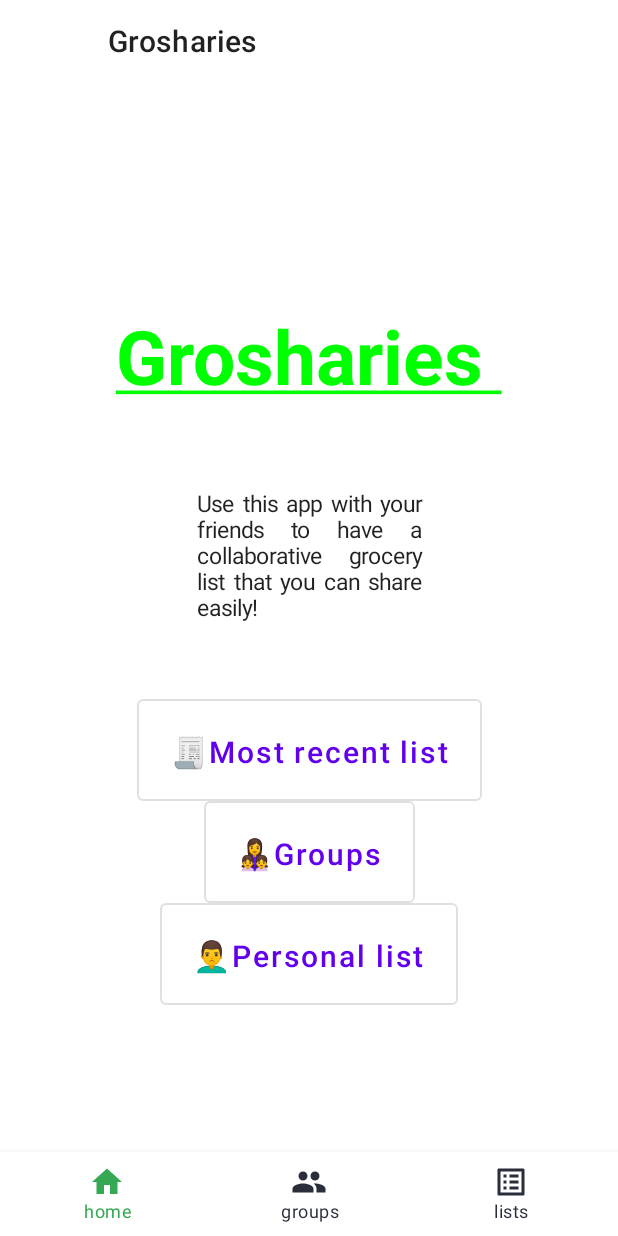
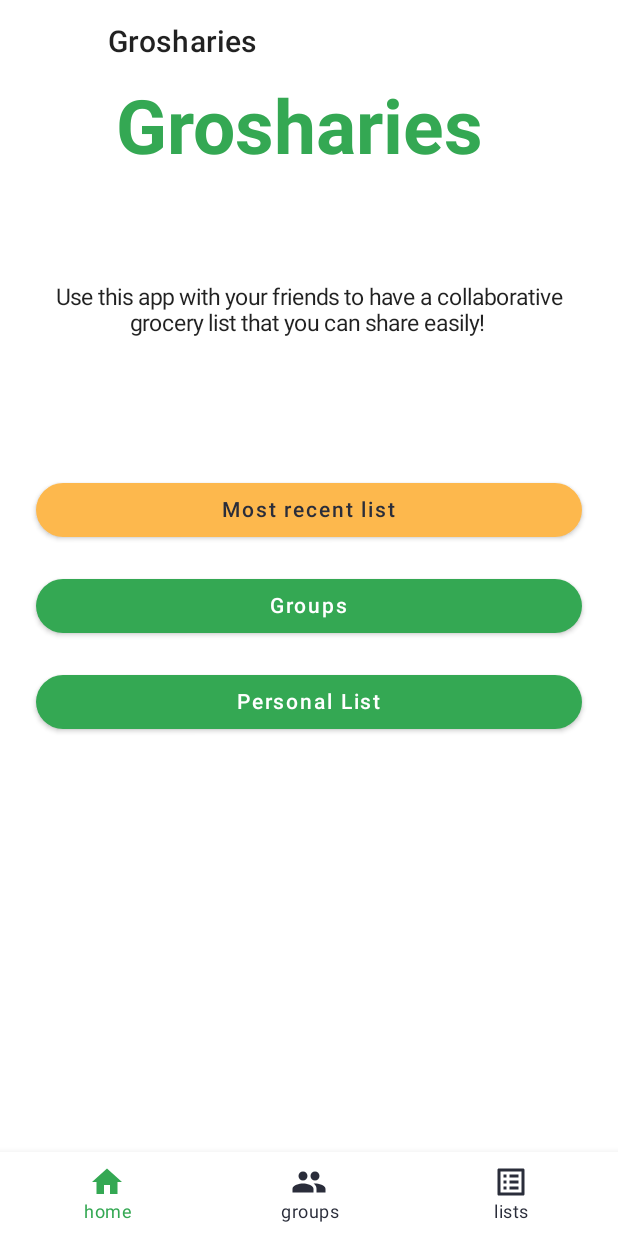
Before and after one commit to ShinyRa/Grosharies, an Android app built with Jetpack Compose: the home screen opened through its navigation route, on a phone screen of 412 x 824 dp. Run offline under Robolectric (Android 15) with nearby library versions, the phone set to English and light mode, and no system bars.

Commit message:
I connected buttons with other screens and add some modification on the home screen.

```diff
--- a/app/src/main/java/com/example/grosharies/ui/Home.kt
+++ b/app/src/main/java/com/example/grosharies/ui/Home.kt
@@ -1,27 +1,26 @@
 package com.example.grosharies.ui
 
-import androidx.compose.foundation.layout.Arrangement
-import androidx.compose.foundation.layout.Column
-import androidx.compose.foundation.layout.fillMaxSize
-import androidx.compose.foundation.layout.width
+import androidx.compose.foundation.layout.*
 import androidx.compose.material.MaterialTheme
-import androidx.compose.material.OutlinedButton
 import androidx.compose.material.Surface
 import androidx.compose.material.Text
 import androidx.compose.runtime.Composable
 import androidx.compose.ui.Alignment
 import androidx.compose.ui.Modifier
-import androidx.compose.ui.graphics.Color
 import androidx.compose.ui.text.TextStyle
 import androidx.compose.ui.text.font.FontWeight
 import androidx.compose.ui.text.style.TextAlign
 import androidx.compose.ui.text.style.TextDecoration
 import androidx.compose.ui.unit.dp
 import androidx.compose.ui.unit.sp
+import androidx.navigation.NavController
+import com.example.grosharies.ui.common.RoundedButton
+import com.example.grosharies.ui.navigation.Screen
 import com.example.grosharies.ui.theme.GroshariesTheme
+import com.example.grosharies.ui.theme.PrimaryColor
 
 @Composable
-fun Home() {
+fun Home( navController : NavController ) {
     GroshariesTheme {
         Surface(color = MaterialTheme.colors.background) {
             Column(horizontalAlignment = Alignment.CenterHorizontally,
@@ -30,11 +29,8 @@ fun Home() {
                 Grosharies()
                 Text()
 
-                MRL()
+                ButtonsHomeScreen(navController)
 
-                Groups()
-
-                Ps()
             }
         }
     }
@@ -43,11 +39,9 @@ fun Home() {
 
 @Composable
 fun Grosharies() {
-    Text("Grosharies \n", fontSize = 50.sp, color = Color.Green, style = TextStyle(
+    Text("Grosharies \n", fontSize = 50.sp, color= PrimaryColor, style = TextStyle(
         textDecoration = TextDecoration.combine(
             listOf(
-                TextDecoration.Underline,
-
                 )
         ), fontWeight = FontWeight.Bold)
 
@@ -58,28 +52,41 @@ fun Grosharies() {
 fun Text() {
     Text("Use this app with your friends to have a collaborative grocery list that you can share easily! \n \n \n",
         fontSize = 15.sp,
-        textAlign = TextAlign.Justify,
-        modifier = Modifier.width(150.dp))
+        textAlign = TextAlign.Center,
+        modifier = Modifier
+        .fillMaxWidth()
+        .padding(16.dp)
+    )
 }
 
 @Composable
-fun MRL() {
-    OutlinedButton(onClick = { /* Do something! */ }) {
-        Text(" \n 🧾Most recent list \n", fontSize = 20.sp)
+fun ButtonsHomeScreen(navController : NavController) {
 
+    Column(
+        modifier = Modifier
+            .fillMaxSize()
+            .padding(16.dp)
+    ) {
+        RoundedButton(text = "Most recent list", isSecondary = true, onClickListener = { /*TODO*/ })
+
+        RoundedButton(text = "Groups", onClickListener = { navController.navigate(Screen.Groups.route) })
+
+        RoundedButton(text = "Personal List", onClickListener = { navController.navigate(Screen.Lists.route)})
     }
+    }
+
+
+/*@Composable
+fun Groups() {
+    //OutlinedButton(onClick = { /* Do something! */ }) {
+        //Text(" \n ‍👩‍👧‍👧Groups \n", fontSize = 20.sp) }
+    RoundedButton(text = "Groups", onClickListener = { /*TODO*/})
 }
 
 @Composable
-fun Groups() {
-    OutlinedButton(onClick = { /* Do something! */ }) {
-        Text(" \n ‍👩‍👧‍👧Groups \n", fontSize = 20.sp)
-    }
-}
+fun PersonalList() {
+    //OutlinedButton(onClick = { /* Do something! */ }) {
+        //Text(" \n 🙎‍♂️Personal list \n", fontSize = 20.sp)}
+    RoundedButton(text = "Personal List", onClickListener = { /*TODO*/})
 
-@Composable
-fun Ps() {
-    OutlinedButton(onClick = { /* Do something! */ }) {
-        Text(" \n 🙎‍♂️Personal list \n", fontSize = 20.sp)
-    }
-}
+}*/
--- a/app/src/main/java/com/example/grosharies/ui/navigation/DefaultScaffold.kt
+++ b/app/src/main/java/com/example/grosharies/ui/navigation/DefaultScaffold.kt
@@ -20,7 +20,7 @@ fun DefaultScaffold() {
         content = {
             Surface {
                 NavHost(navController = navController, startDestination = "home") {
-                    composable(route = Screen.Home.route) { Home() }
+                    composable(route = Screen.Home.route) { Home(navController) }
                     composable(route = Screen.Groups.route) { GroupOverview(navController) }
                     composable(route = Screen.GroupDetail.route + "/{groupId}") { entry ->
                         GroupView(
```
Also changed, not shown: app/src/main/java/com/example/grosharies/MainActivity.kt (line endings or trailing spaces).
